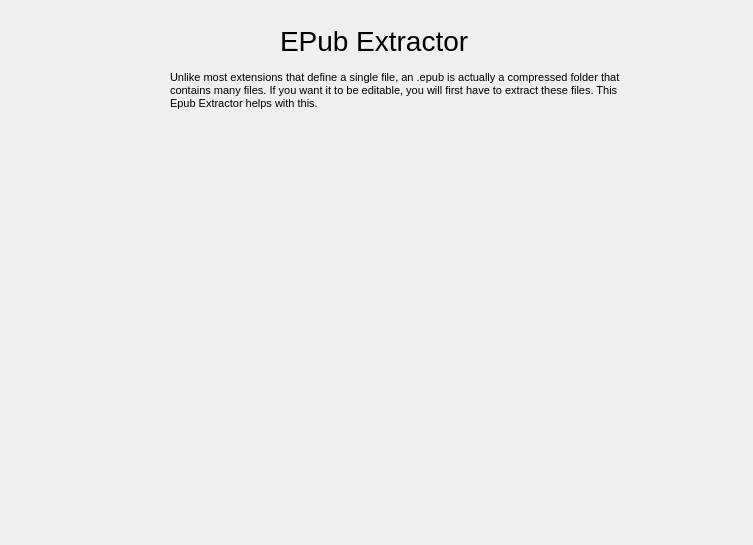
Before: the Qt Designer form EPub-Extractor/extractordialog.ui in Eric-NZ/EPub-Extractor, drawn with Qt 5.
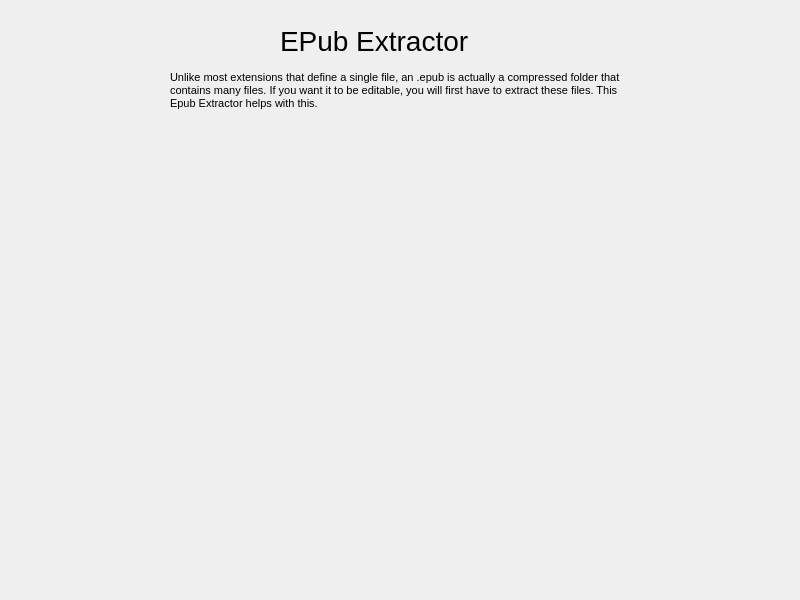
After: the same form once the commit is applied.

```diff
--- a/EPub-Extractor/extractordialog.ui
+++ b/EPub-Extractor/extractordialog.ui
@@ -6,8 +6,8 @@
    <rect>
     <x>0</x>
     <y>0</y>
-    <width>753</width>
-    <height>545</height>
+    <width>800</width>
+    <height>600</height>
    </rect>
   </property>
   <property name="font">
```
